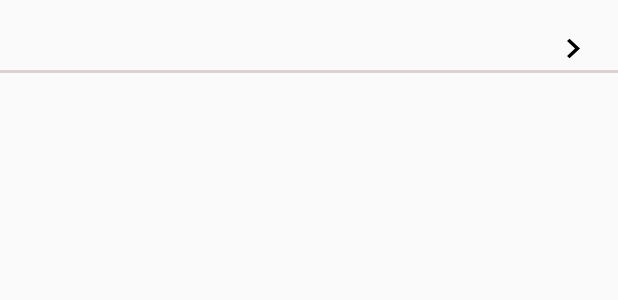
After one commit to kaddcoder/DevCommunity, an Android app: the layout expandable_list_item.xml on its own in the app's theme, with its tools: preview values and no code run, on a phone screen of 412 x 824 dp. The commit adds this screen. Shown: the top 300 px of the screen. Run offline under Robolectric (Android 15) with nearby library versions, the light colour scheme and no system bars.

Commit message:
Faqs programmed

```diff
--- a/app/src/main/java/cat/urv/deim/asm/p3/shared/CalendarAdapter.java
+++ b/app/src/main/java/cat/urv/deim/asm/p3/shared/CalendarAdapter.java
@@ -79,7 +79,7 @@ public class CalendarAdapter extends RecyclerView.Adapter<CalendarAdapter.Calend
         public CalendarHolder(View itemView) {
             super(itemView);
 
-            title = itemView.findViewById(R.id.title_scheduler);
+            title = itemView.findViewById(R.id.title_faqs);
             subtitle = itemView.findViewById(R.id.subtitle_scheduler);
             date = itemView.findViewById(R.id.date);
             image = itemView.findViewById(R.id.media_image);
--- /dev/null
+++ b/app/src/main/res/drawable/ic_keyboard_arrow_right_black_18dp.xml
@@ -0,0 +1,9 @@
+<vector xmlns:android="http://schemas.android.com/apk/res/android"
+    android:width="18dp"
+    android:height="18dp"
+    android:viewportWidth="24"
+    android:viewportHeight="24">
+  <path
+      android:pathData="M8.59,16.59L13.17,12 8.59,7.41 10,6l6,6 -6,6 -1.41,-1.41z"
+      android:fillColor="#000000"/>
+</vector>
--- /dev/null
+++ b/app/src/main/res/layout/expandable_list_item.xml
@@ -0,0 +1,64 @@
+<?xml version="1.0" encoding="utf-8"?>
+<androidx.constraintlayout.widget.ConstraintLayout xmlns:android="http://schemas.android.com/apk/res/android"
+    xmlns:app="http://schemas.android.com/apk/res-auto"
+    xmlns:tools="http://schemas.android.com/tools"
+    android:layout_width="match_parent"
+    android:layout_height="wrap_content">
+
+
+    <TextView
+        android:id="@+id/title_faqs"
+        android:layout_width="wrap_content"
+        android:layout_height="wrap_content"
+        android:layout_marginStart="16dp"
+        android:layout_marginTop="16dp"
+        android:textAlignment="viewStart"
+        android:textAppearance="@style/TextAppearance.AppCompat.Headline"
+        android:textStyle="bold"
+        app:layout_constraintStart_toStartOf="parent"
+        app:layout_constraintTop_toTopOf="parent" />
+
+    <Button
+        android:id="@+id/faqs_btn"
+        android:layout_width="28dp"
+        android:layout_height="26dp"
+        android:layout_marginTop="24dp"
+        android:layout_marginEnd="16dp"
+        android:layout_marginBottom="8dp"
+        android:background="@drawable/ic_keyboard_arrow_right_black_18dp"
+        app:layout_constraintBottom_toBottomOf="@+id/title_faqs"
+        app:layout_constraintEnd_toEndOf="parent"
+        app:layout_constraintTop_toTopOf="parent" />
+
+    <View
+        android:id="@+id/view"
+        android:layout_width="0dp"
+        android:layout_height="2dp"
+        android:layout_marginTop="24dp"
+        android:background="#86C7AEAE"
+        app:layout_constraintBottom_toBottomOf="parent"
+        app:layout_constraintHorizontal_bias="0.0"
+        app:layout_constraintLeft_toLeftOf="parent"
+        app:layout_constraintRight_toRightOf="parent"
+        app:layout_constraintTop_toBottomOf="@+id/calendar_name" />
+
+    <androidx.constraintlayout.widget.ConstraintLayout
+        android:id="@+id/expandable_faqs"
+        android:layout_width="match_parent"
+        android:layout_height="wrap_content"
+        app:layout_constraintTop_toBottomOf="@+id/title_faqs"
+        tools:visibility="gone">
+
+        <TextView
+            android:id="@+id/body_faqs"
+            android:layout_width="match_parent"
+            android:layout_height="wrap_content"
+            android:padding="16dp"
+            app:layout_constraintTop_toTopOf="parent"
+            tools:layout_editor_absoluteX="145dp"
+            tools:visibility="gone" />
+
+
+    </androidx.constraintlayout.widget.ConstraintLayout>
+
+</androidx.constraintlayout.widget.ConstraintLayout>
--- a/app/src/main/res/layout/row_scheduler_layout.xml
+++ b/app/src/main/res/layout/row_scheduler_layout.xml
@@ -17,7 +17,7 @@
         android:layout_height="match_parent" >
 
         <TextView
-            android:id="@+id/title_scheduler"
+            android:id="@+id/title_faqs"
             android:layout_width="0dp"
             android:layout_height="wrap_content"
             android:layout_marginStart="16dp"
@@ -37,7 +37,7 @@
             android:layout_marginEnd="16dp"
             android:layout_marginTop="10dp"
             android:textSize="16dp"
-            app:layout_constraintTop_toBottomOf="@+id/title_scheduler"
+            app:layout_constraintTop_toBottomOf="@+id/title_faqs"
             app:layout_constraintStart_toStartOf="parent"
             app:layout_constraintEnd_toStartOf="@+id/media_image" />
 
--- a/app/src/main/res/navigation/mobile_navigation.xml
+++ b/app/src/main/res/navigation/mobile_navigation.xml
@@ -33,9 +33,7 @@
         android:id="@+id/nav_profile"
         android:name="cat.urv.deim.asm.p2.common.ProfileActivity" />
 
-    <fragment
+    <activity
         android:id="@+id/nav_faqs"
-        android:name="cat.urv.deim.asm.p2.common.ui.faqs.FaqsFragment"
-        android:label="@string/menu_send"
-        tools:layout="@layout/fragment_faqs" />
+        android:name="cat.urv.deim.asm.p3.shared.FaqsActivity" />
 </navigation>
--- a/app/src/main/res/values/strings.xml
+++ b/app/src/main/res/values/strings.xml
@@ -32,4 +32,5 @@
     <string name="title_activity_error_login">ErrorLoginActivity</string>
     <string name="title_activity_profile">ProfileActivity</string>
     <string name="calendar_detail">Calendar Detail</string>
+    <string name="title_activity_faqs">FAQS</string>
 </resources>
```
Also changed, not shown: app/src/main/AndroidManifest.xml (+8 -10 lines), app/src/main/java/cat/urv/deim/asm/p2/common/MainActivity.java (+16 -0 lines), app/src/main/java/cat/urv/deim/asm/p3/shared/FaqsActivity.java (added, +57 -0 lines), app/src/main/java/cat/urv/deim/asm/p3/shared/FaqsAdapter.java (added, +113 -0 lines), app/src/main/res/drawable/ic_keyboard_arrow_down_black_18dp.xml (added, +9 -0 lines), app/src/main/res/layout/activity_faqs.xml (added, +28 -0 lines), app/src/main/res/layout/content_faqs.xml (added, +11 -0 lines), 2 other files.
